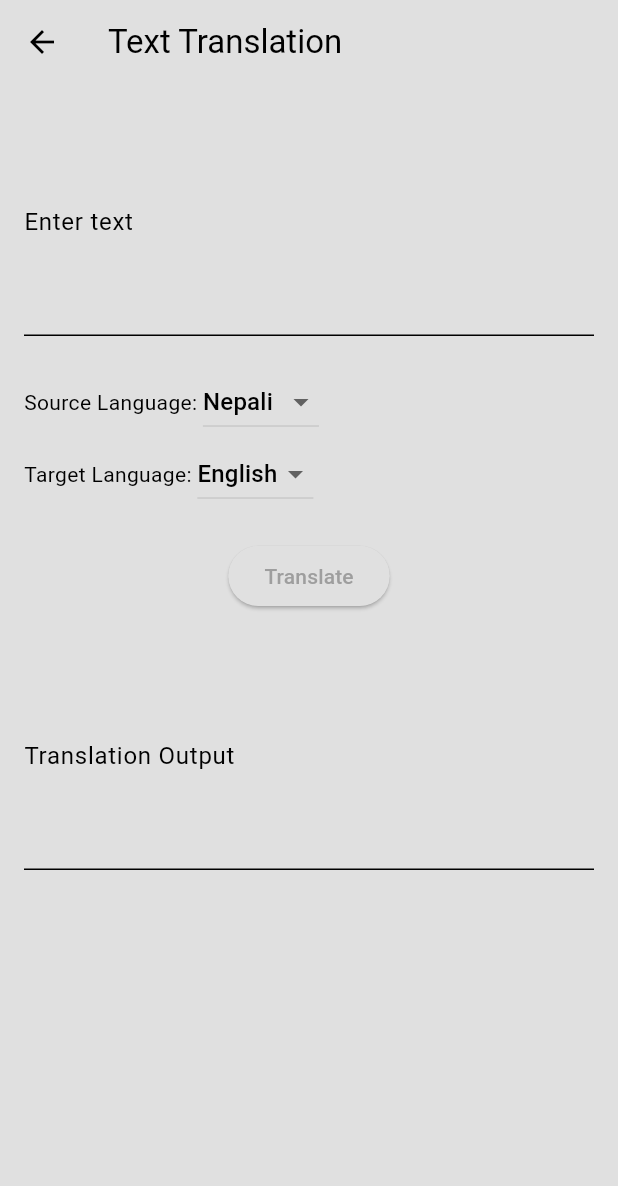
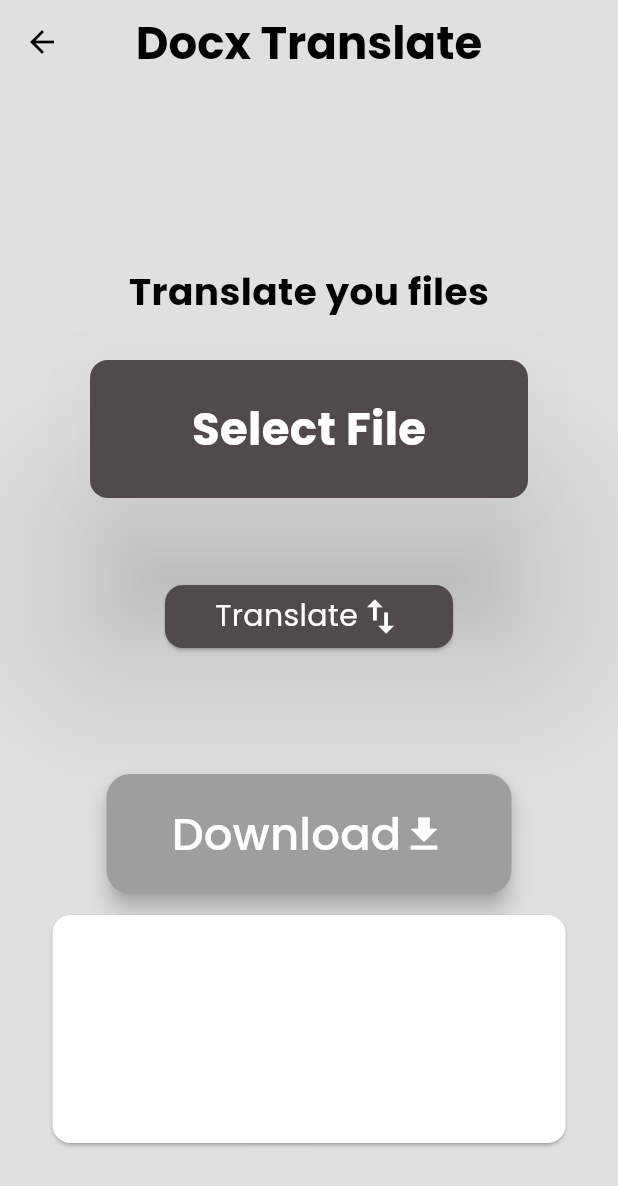
Before and after one commit to Sonang-tamang/gpt_frontend, a Flutter app: the screen it shows after launch, after a tap on "DOCX Translation", on a phone screen of 412 x 824 dp. Shown: the top 1186 px of the screen. Run offline on Flutter 3.47's test engine with Material 3 defaults, Android fonts, the phone set to English and light mode, and no system bars; our stand-ins replace file_picker, google_fonts, open_file; missing offline and left inert: dart:ffi.

Commit message:
UI for docx transaltion

```diff
--- /dev/null
+++ b/lib/translate_page/docx_tanslation.dart
@@ -0,0 +1,220 @@
+// ignore_for_file: prefer_const_constructors
+
+import 'dart:ffi';
+import 'dart:io';
+
+import 'package:file_picker/file_picker.dart';
+import 'package:flutter/material.dart';
+import 'package:google_fonts/google_fonts.dart';
+import 'package:open_file/open_file.dart';
+import 'package:path/path.dart';
+
+class DocxTanslation extends StatefulWidget {
+  const DocxTanslation({super.key});
+
+  @override
+  State<DocxTanslation> createState() => _DocxTanslationState();
+}
+
+class _DocxTanslationState extends State<DocxTanslation> {
+  //list for storing the files################################################
+  List pickedFiles = [];
+
+  pickFiles() async {
+    var result = await FilePicker.platform.pickFiles(
+        allowMultiple: true,
+        type: FileType.custom,
+        allowedExtensions: ['docx']);
+
+    print(result);
+    if (result != null) {
+      setState(() {
+        pickedFiles = result.files.map((file) => File(file.path!)).toList();
+      });
+    }
+  }
+
+  openFile(file) {
+    OpenFile.open(file.path);
+  }
+
+  @override
+  Widget build(BuildContext context) {
+    return Scaffold(
+        appBar: AppBar(
+          centerTitle: true,
+          title: Text(
+            "Docx Translate",
+            style: TextStyle(
+              fontFamily: GoogleFonts.poppins().fontFamily,
+              fontWeight: FontWeight.bold,
+              fontSize: 30,
+            ),
+          ),
+        ),
+        body: Center(
+          child: Column(
+            children: [
+              SizedBox(
+                  height: 180,
+                  child: Padding(
+                    padding: const EdgeInsets.only(top: 120),
+                    child: Text(
+                      "Translate you files",
+                      style: TextStyle(
+                          fontSize: 25,
+                          fontFamily: GoogleFonts.poppins().fontFamily,
+                          fontWeight: FontWeight.bold),
+                    ),
+                  )),
+              SizedBox(
+                height: 100,
+                width: 300,
+                child: InkWell(
+                  onTap: pickFiles,
+                  child: Card(
+                    elevation: 50,
+                    color: const Color.fromARGB(255, 80, 74, 74),
+                    child: Center(
+                      child: Text(
+                        "Select File",
+                        style: TextStyle(
+                            color: Colors.white,
+                            fontSize: 30,
+                            fontWeight: FontWeight.bold,
+                            fontFamily: GoogleFonts.poppins().fontFamily),
+                      ),
+                    ),
+                  ),
+                ),
+              ),
+              SizedBox(
+                height: 20,
+              ),
+              pickedFiles.isNotEmpty
+                  ? ListView.builder(
+                      itemCount: pickedFiles.length,
+                      shrinkWrap: true,
+                      itemBuilder: (context, index) {
+                        return GestureDetector(
+                          onTap: () => openFile(pickedFiles[index]),
+                          child: SizedBox(
+                            height: 60, // Set the desired height
+
+                            child: Card(
+                              color: const Color.fromARGB(255, 57, 49, 49),
+                              child: ListTile(
+                                leading: returnLogo(pickedFiles[index]),
+                                subtitle: Padding(
+                                  padding: const EdgeInsets.all(8.0),
+                                  child: Text(
+                                    "File: ${basename(pickedFiles[index].path)}",
+                                    style: TextStyle(
+                                      color: const Color.fromARGB(
+                                          255, 255, 255, 255),
+                                      fontFamily:
+                                          GoogleFonts.poppins().fontFamily,
+                                      fontWeight: FontWeight.bold,
+                                      fontSize: 15,
+                                    ),
+                                  ),
+                                ),
+                              ),
+                            ),
+                          ),
+                        );
+                      },
+                    )
+                  : Container(),
+              SizedBox(
+                height: 30,
+              ),
+              SizedBox(
+                height: 50,
+                width: 200,
+                child: InkWell(
+                  onTap: null,
+                  child: Card(
+                    color: const Color.fromARGB(255, 80, 74, 74),
+                    child: Center(
+                        child: Row(
+                      mainAxisAlignment: MainAxisAlignment.center,
+                      children: [
+                        Text(
+                          "Translate",
+                          style: TextStyle(
+                              color: Colors.white,
+                              fontFamily: GoogleFonts.poppins().fontFamily,
+                              fontSize: 20),
+                        ),
+                        Icon(
+                          Icons.swap_vert,
+                          color: Colors.white,
+                          size: 30,
+                        )
+                      ],
+                    )),
+                  ),
+                ),
+              ),
+              // Icon(Icons.swap_vert,color: Colors.black,size: 40,),
+              SizedBox(
+                height: 80,
+              ),
+              SizedBox(
+                  height: 80,
+                  width: 270,
+                  child: FloatingActionButton(
+                    onPressed: () {},
+                    child: Center(
+                      child: Row(
+                        mainAxisAlignment: MainAxisAlignment.center,
+                        children: [
+                          Text(
+                            "Download",
+                            style: TextStyle(
+                                color: Colors.white,
+                                fontFamily: GoogleFonts.poppins().fontFamily,
+                                fontSize: 30),
+                          ),
+                          Icon(
+                            Icons.download, // Download icon
+                            color: Colors.white,
+                            size: 30,
+                          ),
+                        ],
+                      ),
+                    ),
+                  )),
+              SizedBox(
+                height: 10,
+              ),
+
+              SizedBox(
+                height: 160,
+                width: 350,
+                child: Card(
+                  color: Colors.white,
+                ),
+              )
+            ],
+          ),
+        ));
+  }
+}
+
+returnLogo(file) {
+  var ex = extension(file.path);
+
+  if (ex == ".docx") {
+    return Icon(
+      Icons.insert_drive_file,
+      color: const Color.fromARGB(255, 255, 255, 255),
+    );
+  } else {
+    return Icon(
+      Icons.question_mark_outlined,
+      color: Colors.black,
+    );
+  }
+}
--- a/lib/translate_page/translate_home.dart
+++ b/lib/translate_page/translate_home.dart
@@ -5,6 +5,7 @@ import 'dart:ui';
 import 'package:flutter/material.dart';
 import 'package:google_fonts/google_fonts.dart';
 import 'package:gpt_frontend/chat_page/genral_chat_page.dart';
+import 'package:gpt_frontend/translate_page/docx_tanslation.dart';
 import 'package:gpt_frontend/translate_page/language_translation.dart';
 import 'package:gpt_frontend/translate_page/pdf_translation.dart';
 import 'package:gpt_frontend/translate_page/test.dart';
@@ -122,7 +123,7 @@ class _TranslateHomeState extends State<TranslateHome> {
   }
 
   void go3() {
-    Navigator.push(
-        context, MaterialPageRoute(builder: (context) => const Test()));
+    Navigator.push(context,
+        MaterialPageRoute(builder: (context) => const DocxTanslation()));
   }
 }
--- a/pubspec.yaml
+++ b/pubspec.yaml
@@ -44,6 +44,7 @@ dependencies:
   dio: ^4.0.6
   path_provider: ^2.1.4
   open_file: ^3.5.7
+  path: ^1.9.0
 
 
 dev_dependencies:
```
Also changed, not shown: pubspec.lock.
